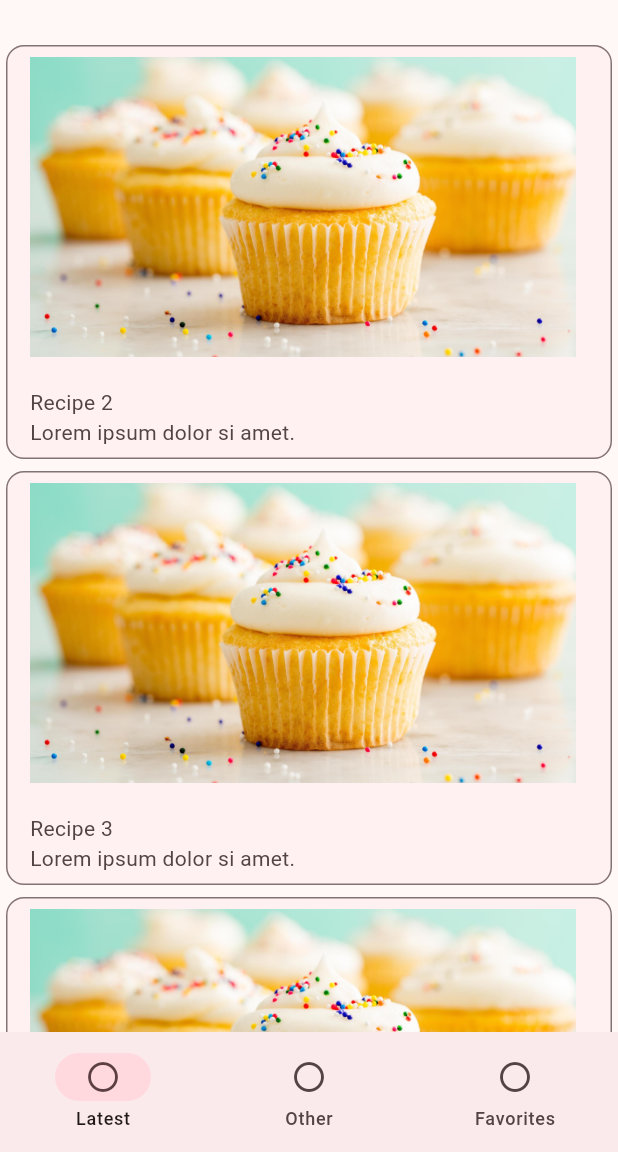
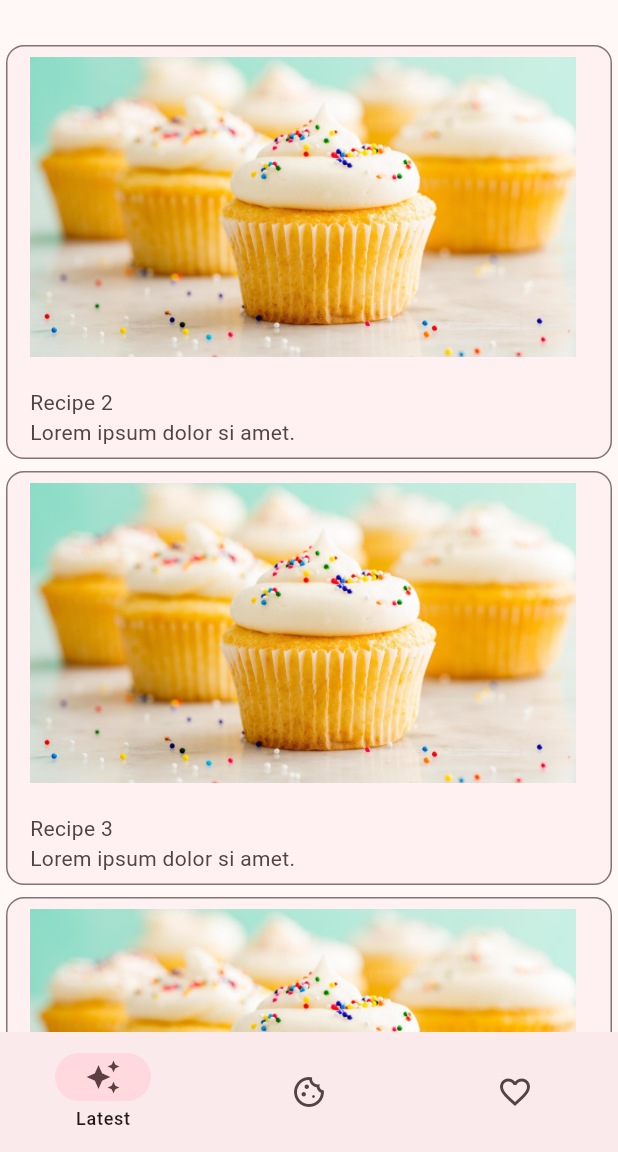
Before and after one commit to hdfhtt/CupCakeLab, a Flutter app: the screen it shows after launch, on a phone screen of 412 x 824 dp, the part 84-1236 px from its top. Run offline on Flutter 3.47's test engine with Material 2 defaults, Android fonts, the phone set to English and light mode, and no system bars.

Commit message:
Update main.dart
Added navigation bar functionality

```diff
--- a/lib/main.dart
+++ b/lib/main.dart
@@ -29,7 +29,23 @@ class HomeScreen extends StatefulWidget {
 }
 
 class _HomeScreenState extends State<HomeScreen> {
-  final recipes = List<String>.generate(10, (index) => 'Recipe ${index + 1}');
+  Widget _currentFragment = LatestFragment();
+  int _selectedTabIndex = 0;
+
+  void _onDestinationSelected(int index) {
+    setState(() {
+      _selectedTabIndex = index;
+
+      switch(index) {
+        case 1: _currentFragment = const OtherFragment();
+          break;
+        case 2: _currentFragment = const FavoritesFragment();
+          break;
+        default: _currentFragment = LatestFragment();
+          break;
+      }
+    });
+  }
 
   @override
   Widget build(BuildContext context) {
@@ -40,22 +56,10 @@ class _HomeScreenState extends State<HomeScreen> {
             direction: Axis.vertical,
             children: [
               Expanded(
-                child: ListView.builder(
-                  itemCount: recipes.length,
-                  itemBuilder: (context, index) {
-                    final recipe = recipes[index];
-
-                    if (index == 0) {
-                      /* Create first item as padding */
-                      return const SizedBox(height: 82.0);
-                    } else {
-                      return RecipeCard(
-                        name: recipe,
-                        description: 'Lorem ipsum dolor si amet.'
-                      );
-                    }
-                  },
-                ),
+                child: Container(
+                  alignment: Alignment.center,
+                  child: _currentFragment,
+                )
               ),
             ],
           ),
@@ -83,17 +87,23 @@ class _HomeScreenState extends State<HomeScreen> {
         ],
       ),
       bottomNavigationBar: NavigationBar(
+        labelBehavior: NavigationDestinationLabelBehavior.onlyShowSelected,
+        selectedIndex: _selectedTabIndex,
+        onDestinationSelected: _onDestinationSelected,
         destinations: const <NavigationDestination>[
           NavigationDestination(
-            icon: Icon(Icons.circle_outlined),
+            icon: Icon(Icons.auto_awesome_outlined),
+            selectedIcon: Icon(Icons.auto_awesome),
             label: 'Latest',
           ),
           NavigationDestination(
-            icon: Icon(Icons.circle_outlined),
-            label: 'Other',
+            icon: Icon(Icons.cookie_outlined),
+            selectedIcon: Icon(Icons.cookie),
+            label: 'Other Recipes',
           ),
           NavigationDestination(
-            icon: Icon(Icons.circle_outlined),
+            icon: Icon(Icons.favorite_outline),
+            selectedIcon: Icon(Icons.favorite),
             label: 'Favorites',
           ),
         ]
@@ -101,3 +111,47 @@ class _HomeScreenState extends State<HomeScreen> {
     );
   }
 }
+
+class LatestFragment extends StatelessWidget {
+  final recipes = List<String>.generate(10, (index) => 'Recipe ${index + 1}');
+
+  LatestFragment({super.key});
+
+  @override
+  Widget build(BuildContext context) {
+    return ListView.builder(
+      itemCount: recipes.length,
+      itemBuilder: (context, index) {
+        final recipe = recipes[index];
+
+        if (index == 0) {
+          /* Create first item as padding */
+          return const SizedBox(height: 82.0);
+        } else {
+          return RecipeCard(
+              name: recipe,
+              description: 'Lorem ipsum dolor si amet.'
+          );
+        }
+      },
+    );
+  }
+}
+
+class FavoritesFragment extends StatelessWidget {
+  const FavoritesFragment({super.key});
+
+  @override
+  Widget build(BuildContext context) {
+    return const Text('This will show a list of recipes that has been favorite.');
+  }
+}
+
+class OtherFragment extends StatelessWidget {
+  const OtherFragment({super.key});
+
+  @override
+  Widget build(BuildContext context) {
+    return const Text('This will show any other types of recipe beside cupcakes.');
+  }
+}
```
